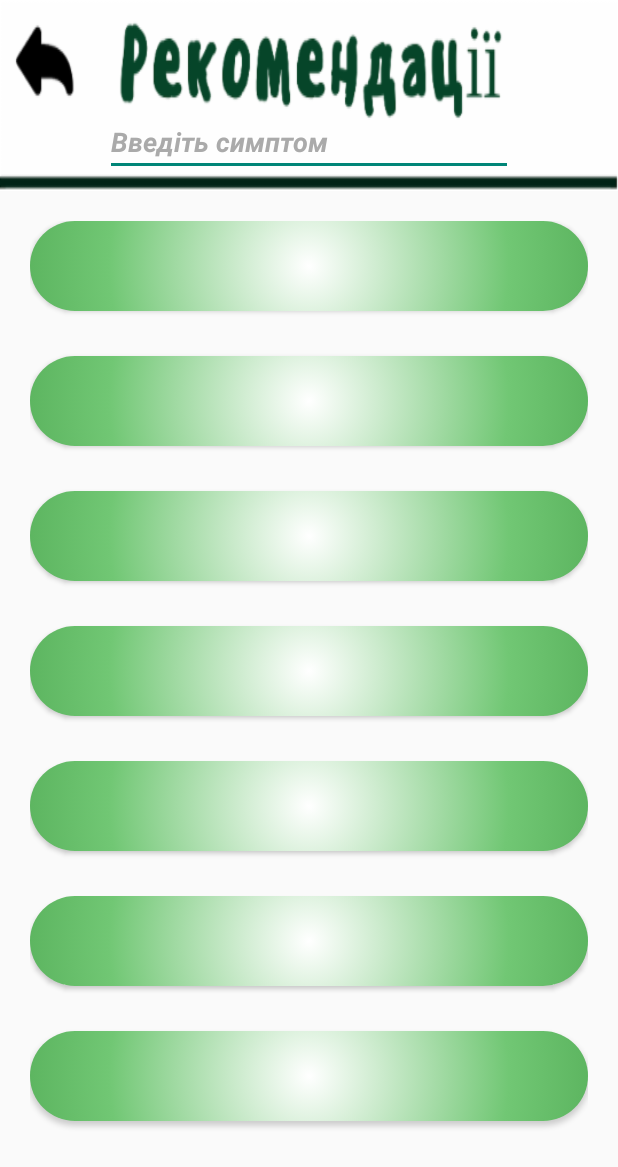
After one commit to MonstraL/Pharmacy, an Android app: the layout activity_recommendations.xml on its own in the app's theme, with its tools: preview values and no code run, on a phone screen of 412 x 824 dp. The commit adds this screen. Shown: the top 1167 px of the screen. Run offline under Robolectric (Android 15) with nearby library versions, the phone set to English and light mode, and no system bars.

Commit message:
Added recommendations and symptoms basic implementation

```diff
--- /dev/null
+++ b/PharmaciesH/app/src/main/res/drawable/symptom_button.xml
@@ -0,0 +1,30 @@
+<?xml version="1.0" encoding="utf-8"?>
+<selector xmlns:android="http://schemas.android.com/apk/res/android">
+    <item android:state_pressed="true">
+        <shape android:shape="rectangle">
+            <corners android:radius="50dp" />
+            <gradient
+                android:centerColor="@color/colorLightLightGreen"
+                android:endColor="@color/colorLightRed"
+                android:gradientRadius="400"
+                android:startColor="#FFFFFF"
+                android:type="radial" >
+            </gradient>
+        </shape>
+    </item>
+
+    <item>
+        <shape android:shape="rectangle">
+            <corners android:radius="50dp" />
+<!--            <solid android:color="@color/colorLightGreen"/>
+            <stroke android:width="10dp" android:color="@color/cardview_shadow_start_color" />-->
+            <gradient
+                android:centerColor="@color/colorLightLightGreen"
+                android:endColor="@color/colorLightGreen"
+                android:gradientRadius="400"
+                android:startColor="#FFFFFF"
+                android:type="radial" >
+            </gradient>
+        </shape>
+    </item>
+</selector>
--- /dev/null
+++ b/PharmaciesH/app/src/main/res/layout/activity_recommendations.xml
@@ -0,0 +1,130 @@
+<?xml version="1.0" encoding="utf-8"?>
+<LinearLayout xmlns:android="http://schemas.android.com/apk/res/android"
+    xmlns:app="http://schemas.android.com/apk/res-auto"
+    xmlns:tools="http://schemas.android.com/tools"
+    android:layout_width="match_parent"
+    android:layout_height="match_parent"
+    android:orientation="vertical"
+    tools:context=".RecommendationsActivity">
+
+    <RelativeLayout
+        android:id="@+id/topView"
+        android:layout_width="match_parent"
+        android:layout_height="127dp"
+        android:background="@drawable/recommendations_top">
+
+        <Button
+            android:id="@+id/goBackButton"
+            android:layout_width="66dp"
+            android:layout_height="60dp"
+            android:layout_alignParentStart="true"
+            android:layout_alignParentTop="true"
+            android:layout_marginStart="0dp"
+            android:layout_marginTop="0dp"
+            android:background="@android:color/transparent" />
+
+        <FrameLayout
+            android:layout_width="wrap_content"
+            android:layout_height="wrap_content"
+            android:layout_marginBottom="10dp"
+            android:layout_alignParentBottom="true"
+            android:layout_alignParentStart="true"
+            android:layout_alignParentEnd="true">
+
+            <EditText
+                android:id="@+id/symptomsToSearch"
+                android:layout_width="272dp"
+                android:layout_height="wrap_content"
+                android:ems="10"
+                android:inputType="text"
+                android:selectAllOnFocus="false"
+                android:textColor="@android:color/darker_gray"
+                android:textStyle="bold|italic"
+                android:visibility="visible"
+                android:layout_gravity="center_horizontal"
+                tools:text="Введіть симптом" />
+
+        </FrameLayout>
+
+
+    </RelativeLayout>
+
+    <ScrollView
+        android:id="@+id/symptomsScroll"
+        android:layout_width="match_parent"
+        android:layout_height="0dp"
+        android:layout_weight="1"
+        android:orientation="vertical"
+        android:padding="20dp">
+
+        <LinearLayout
+            android:id="@+id/infolayout"
+            android:layout_width="match_parent"
+            android:layout_height="wrap_content"
+            android:orientation="vertical">
+
+            <Button
+                android:id="@+id/symptom_button0"
+                android:layout_width="match_parent"
+                android:layout_height="60dp"
+                android:layout_marginBottom="30dp"
+                android:background="@drawable/symptom_button" />
+
+
+            <Button
+                android:id="@+id/symptom_button1"
+                android:layout_width="match_parent"
+                android:layout_height="60dp"
+                android:layout_marginBottom="30dp"
+                android:background="@drawable/symptom_button" />
+
+            <Button
+                android:id="@+id/symptom_button2"
+                android:layout_width="match_parent"
+                android:layout_height="60dp"
+                android:layout_marginBottom="30dp"
+                android:background="@drawable/symptom_button" />
+
+
+            <Button
+                android:id="@+id/symptom_button3"
+                android:layout_width="match_parent"
+                android:layout_height="60dp"
+                android:layout_marginBottom="30dp"
+                android:background="@drawable/symptom_button" />
+
+            <Button
+                android:id="@+id/symptom_button4"
+                android:layout_width="match_parent"
+                android:layout_height="60dp"
+                android:layout_marginBottom="30dp"
+                android:background="@drawable/symptom_button" />
+
+            <Button
+                android:id="@+id/symptom_button5"
+                android:layout_width="match_parent"
+                android:layout_height="60dp"
+                android:layout_marginBottom="30dp"
+                android:background="@drawable/symptom_button" />
+
+
+            <Button
+                android:id="@+id/symptom_button6"
+                android:layout_width="match_parent"
+                android:layout_height="60dp"
+                android:layout_marginBottom="30dp"
+                android:background="@drawable/symptom_button" />
+
+        </LinearLayout>
+    </ScrollView>
+
+    <com.google.android.gms.ads.AdView
+        android:id="@+id/adView"
+        android:layout_width="wrap_content"
+        android:layout_height="wrap_content"
+        android:layout_gravity="center_horizontal"
+        android:visibility="visible"
+        app:adSize="BANNER"
+        app:adUnitId="ca-app-pub-3940256099942544/6300978111" />
+
+</LinearLayout>
--- a/PharmaciesH/app/src/main/res/values/colors.xml
+++ b/PharmaciesH/app/src/main/res/values/colors.xml
@@ -3,4 +3,7 @@
     <color name="colorPrimary">#3f51b5</color>
     <color name="colorPrimaryDark">#303F9F</color>
     <color name="colorAccent">#FF4081</color>
+    <color name="colorLightGreen">#3F9B43</color>
+    <color name="colorLightLightGreen">#71C774</color>
+    <color name="colorLightRed">#E64242</color>
 </resources>
```
Also changed, not shown: PharmaciesH/app/src/main/java/com/pharmaciesh/RecommendationsActivity.java (added, +106 -0 lines), PharmaciesH/app/src/main/java/com/pharmaciesh/entity/MedicationsSymptoms.java (added, +52 -0 lines), PharmaciesH/app/src/main/java/com/pharmaciesh/entity/MedicationsSymptomsId.java (added, +36 -0 lines), PharmaciesH/app/src/main/java/com/pharmaciesh/entity/Symptom.java (added, +46 -0 lines), PharmaciesH/app/src/main/res/layout/activity_pharmacies.xml (+25 -25 lines), pharmacy/src/main/java/com/pharmacy/entity/MedicationsSymptoms.java (added, +68 -0 lines), pharmacy/src/main/java/com/pharmacy/entity/MedicationsSymptomsId.java (added, +41 -0 lines), pharmacy/src/main/java/com/pharmacy/entity/Symptom.java (added, +71 -0 lines), PharmaciesH/app/src/main/res/drawable-hdpi/recommendations_top.png (added), PharmaciesH/app/src/main/res/drawable-mdpi/recommendations_top.png (added), PharmaciesH/app/src/main/res/drawable-xhdpi/recommendations_top.png (added), PharmaciesH/app/src/main/res/drawable-xxhdpi/recommendations_top.png (added), PharmaciesH/app/src/main/res/drawable-xxxhdpi/recommendations_top.png (added).
